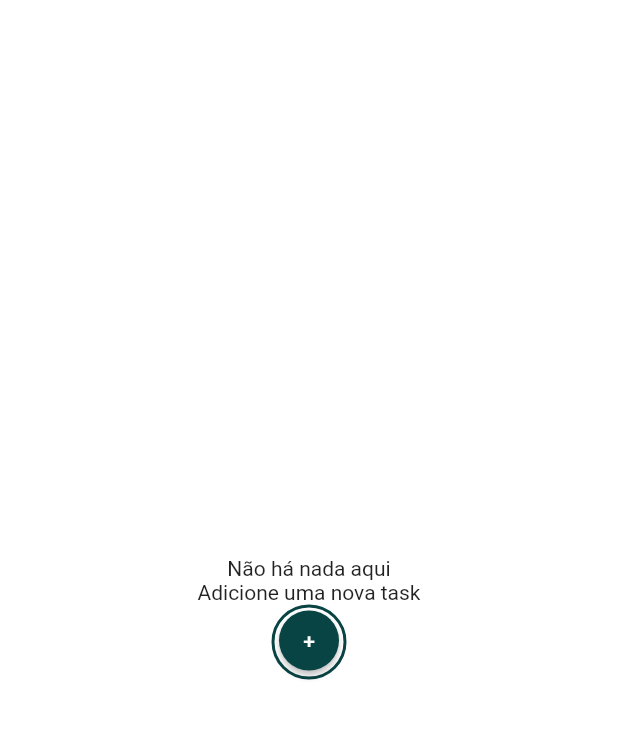
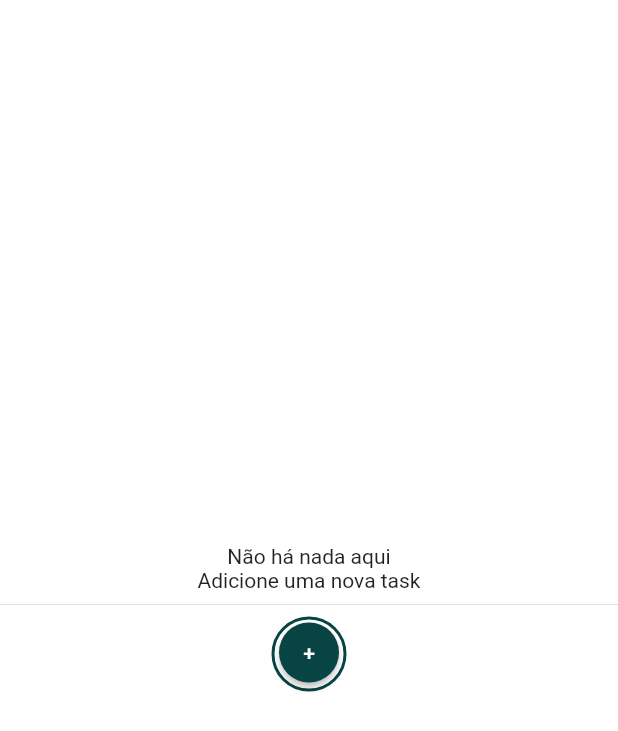
Before and after one commit to jpmgoes/Todo-List-Flutter, a Flutter app: the screen it shows after launch, on a phone screen of 412 x 824 dp. Shown: the top 731 px of the screen. Run offline on Flutter 3.47's test engine with Material 2 defaults, Android fonts, the light colour scheme and no system bars; our stand-ins replace shared_preferences.

Commit message:
first commit

```diff
--- a/lib/pages/add_task_page.dart
+++ b/lib/pages/add_task_page.dart
@@ -34,7 +34,6 @@ class _AddTaskPageState extends State<AddTaskPage> {
         child: Form(
           key: _formKey,
           child: Center(
-            // padding: const EdgeInsets.only(top: 160),
             child: ListView(
               shrinkWrap: true,
               children: [
--- a/lib/pages/todo_bloc_page.dart
+++ b/lib/pages/todo_bloc_page.dart
@@ -56,6 +56,7 @@ class _TodoBlocPageState extends State<TodoBlocPage> {
                 return loadingWidgets();
               },
             ),
+            const Divider(),
             addTaskButtonWidget(context)
           ],
         ),
--- a/lib/widgets/handle_widgets.dart
+++ b/lib/widgets/handle_widgets.dart
@@ -14,7 +14,7 @@ Widget semTaskWarnWidget(List<Task> tasks) {
         crossAxisAlignment: CrossAxisAlignment.center,
         children: const [
           Text("Não há nada aqui"),
-          Text("Adicione uma nova task")
+          Text("Adicione uma nova task"),
         ],
       ),
     );
--- a/lib/widgets/task_button_widget.dart
+++ b/lib/widgets/task_button_widget.dart
@@ -33,7 +33,7 @@ class _TaskButtonWidgetState extends State<TaskButtonWidget> {
       padding: const EdgeInsets.only(left: 32, right: 32, top: 30),
       child: Column(
         children: [
-          FormWidgets.titleDraw("TASK"),
+          FormWidgets.titleDraw("TASKS"),
           SizedBox(
             height: MediaQuery.of(context).size.height - 180,
             child: ListView.separated(
```
